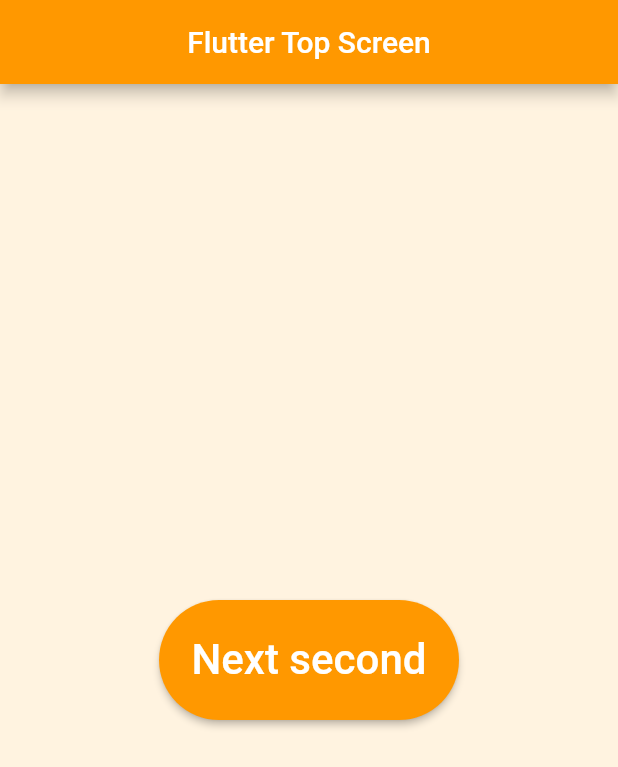
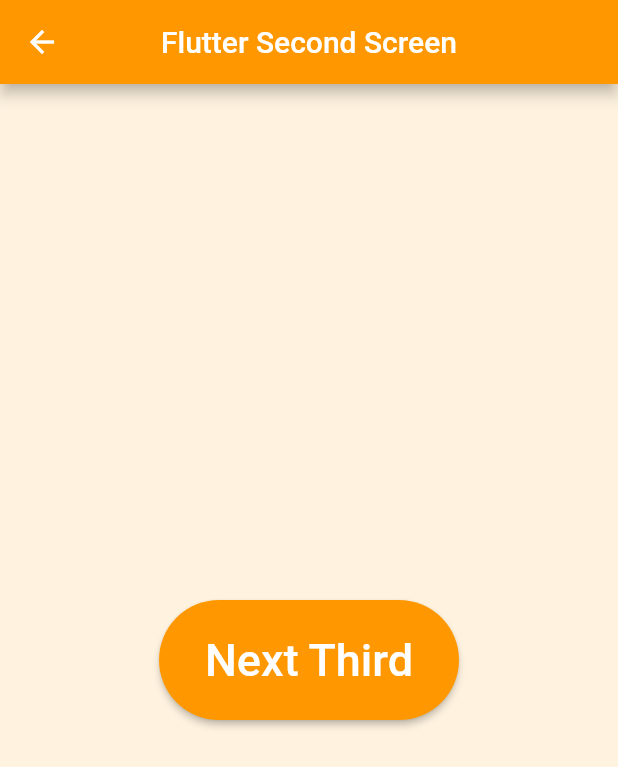
Before and after one commit to naru20181117/search_pics_mobile, a Flutter app: the screen it shows after launch, after a tap on "Next second", on a phone screen of 412 x 824 dp. Shown: the top 767 px of the screen. Run offline on Flutter 3.47's test engine with Material 2 defaults, Android fonts, the phone set to English and light mode, and no system bars.

Commit message:
set: turn the page till third

```diff
--- a/lib/main.dart
+++ b/lib/main.dart
@@ -1,7 +1,8 @@
 import 'package:flutter/material.dart';
 
+import 'transtion_second.dart';
 import 'transtion_top.dart';
-// import 'transtion_third.dart';
+import 'transtion_third.dart';
 
 void main() {
   runApp(new MyApp());
@@ -12,8 +13,8 @@ class MyApp extends StatelessWidget {
   Widget build(BuildContext context) {
     return MaterialApp(initialRoute: '/', routes: {
       '/': (context) => new TranstionTop(),
-      // '/second': (context) => new TranstionSecond(),
-      // '/third': (context) => new TranstionThird(),
+      '/second': (context) => new TranstionSecond(),
+      '/third': (context) => new TranstionThird(),
     });
   }
 }
--- a/lib/transtion_second.dart
+++ b/lib/transtion_second.dart
@@ -0,0 +1,37 @@
+import 'package:flutter/material.dart';
+
+class TranstionSecond extends StatelessWidget {
+  @override
+  Widget build(BuildContext context) {
+    return new Scaffold(
+      backgroundColor: Colors.orange[50],
+      appBar: new AppBar(
+        title: const Text(
+          'Flutter Second Screen',
+          style: TextStyle(color: Colors.white, fontSize: 20.0),
+        ),
+        centerTitle: true,
+        backgroundColor: Colors.orange,
+      ),
+      body: new Center(
+        child: new SizedBox(
+          width: 200.0,
+          height: 80.0,
+          child: new RaisedButton(
+            textColor: Colors.white,
+            shape: RoundedRectangleBorder(
+                borderRadius: BorderRadius.circular(40.0)),
+            child: Text(
+              'Next Third',
+              style: TextStyle(fontSize: 30.0),
+            ),
+            color: Colors.orange,
+            onPressed: () {
+              Navigator.of(context).pushNamed('/third');
+            },
+          ),
+        ),
+      ),
+    );
+  }
+}
--- a/lib/transtion_third.dart
+++ b/lib/transtion_third.dart
@@ -0,0 +1,8 @@
+import 'package:flutter/material.dart';
+
+class TranstionThird extends StatelessWidget {
+  @override
+  Widget build(BuildContext context) {
+    return new Scaffold();
+  }
+}
```
